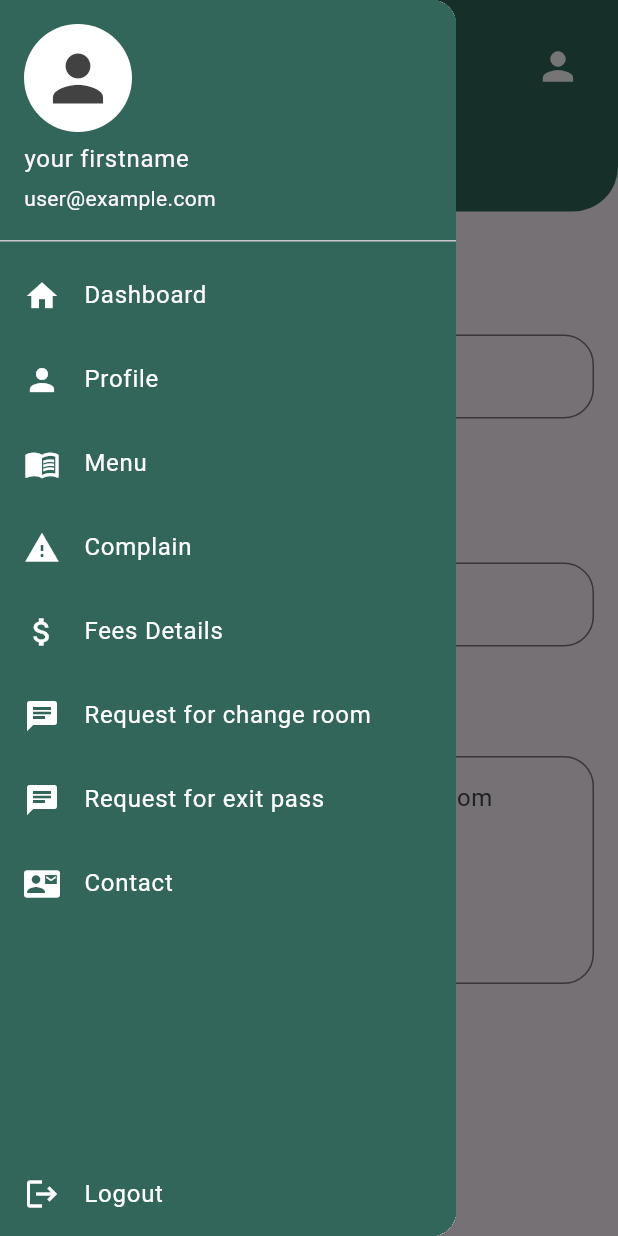
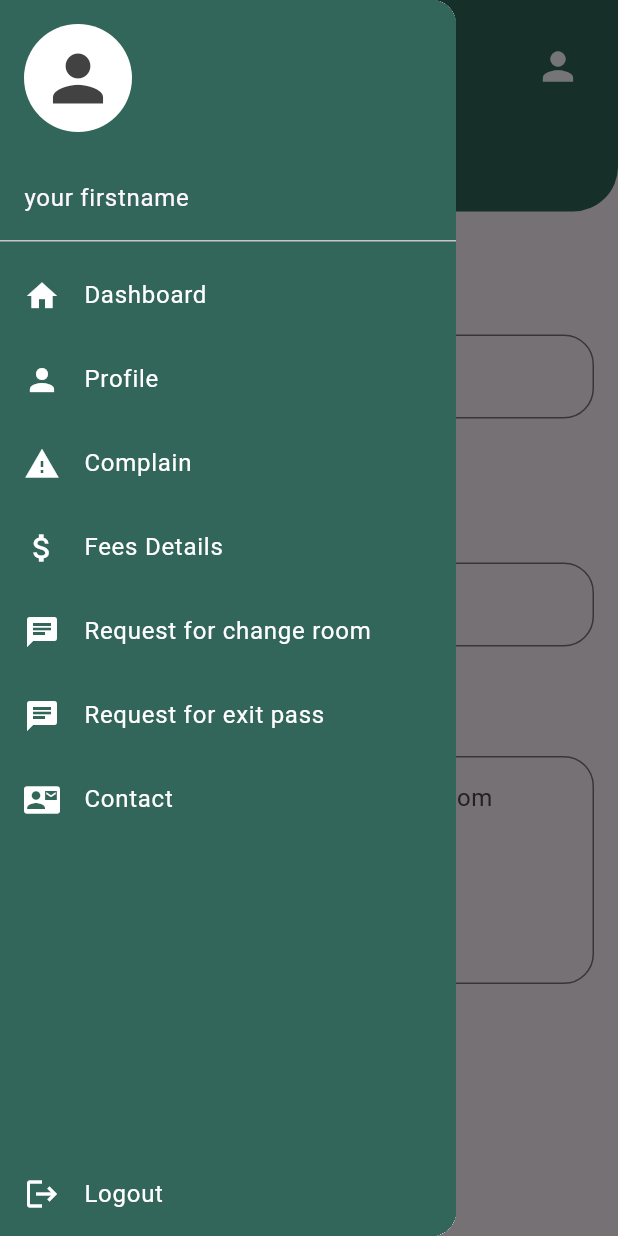
Before and after one commit to Priya12234/hms, a Flutter app: the ChangeRoomPage screen opened directly, with the side drawer open, on a phone screen of 412 x 824 dp. Run offline on Flutter 3.47's test engine with Material 3 defaults, Android fonts, the phone set to English and light mode, and no system bars; our stand-ins replace cloud_firestore, firebase_auth, firebase_core, shared_preferences; missing offline and left inert: mailer; accounts and stored records are empty.

Commit message:
removed email from drawer

```diff
--- a/lib/Screens/drawer_screen.dart
+++ b/lib/Screens/drawer_screen.dart
@@ -23,7 +23,6 @@ class CustomDrawer extends StatelessWidget {
           children: [
             UserAccountsDrawerHeader(
               accountName: Text(firstName), // Use firstName variable here
-              accountEmail: const Text('user@example.com'),
               currentAccountPicture: CircleAvatar(
                 backgroundColor: Colors.white,
                 child: Icon(
@@ -34,7 +33,7 @@ class CustomDrawer extends StatelessWidget {
               ),
               decoration: const BoxDecoration(
                 color: Color(0xFF33665A), // Header color
-              ),
+              ), accountEmail: null,
             ),
             ListTile(
               leading: const Icon(Icons.home, color: Colors.white),
@@ -64,14 +63,14 @@ class CustomDrawer extends StatelessWidget {
                             )));
               },
             ),
-            ListTile(
-              leading: const Icon(Icons.menu_book, color: Colors.white),
-              title: const Text('Menu', style: TextStyle(color: Colors.white)),
-              onTap: () {
-                // Navigate to the Menu screen directly
-                // Navigator.push(context, MaterialPageRoute(builder: (context) => me()));
-              },
-            ),
+            // ListTile(
+            //   leading: const Icon(Icons.menu_book, color: Colors.white),
+            //   title: const Text('Menu', style: TextStyle(color: Colors.white)),
+            //   onTap: () {
+            //     // Navigate to the Menu screen directly
+            //     // Navigator.push(context, MaterialPageRoute(builder: (context) => me()));
+            //   },
+            // ),
             ListTile(
               leading: const Icon(Icons.report_problem, color: Colors.white),
               title:
```
Also changed, not shown: lib/Screens/complaintform_page.dart (+9 -5 lines).
